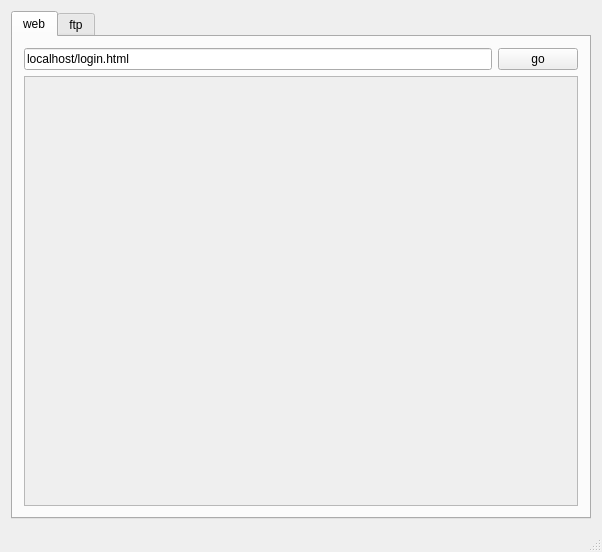
Old version of the form client/mainwindow.ui in the repository mohammadkotb/Networks-Evoting-System.
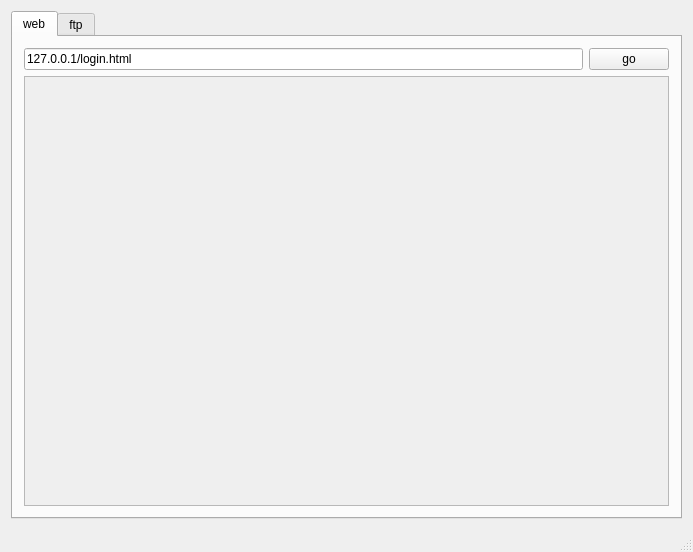
New version of the form. The open tabs and pages were chosen to show the change.

Diff of the .ui file:
```diff
--- a/client/mainwindow.ui
+++ b/client/mainwindow.ui
@@ -6,7 +6,7 @@
    <rect>
     <x>0</x>
     <y>0</y>
-    <width>602</width>
+    <width>693</width>
     <height>552</height>
    </rect>
   </property>
@@ -35,7 +35,7 @@
             <item row="1" column="1">
              <widget class="QLineEdit" name="urlLineEdit">
               <property name="text">
-               <string>localhost/login.html</string>
+               <string>127.0.0.1/login.html</string>
               </property>
              </widget>
             </item>
@@ -56,7 +56,7 @@
                 <rect>
                  <x>0</x>
                  <y>0</y>
-                 <width>556</width>
+                 <width>647</width>
                  <height>397</height>
                 </rect>
                </property>
```
Left out of the diff: 4 changed lines with no effect on the pictures.
